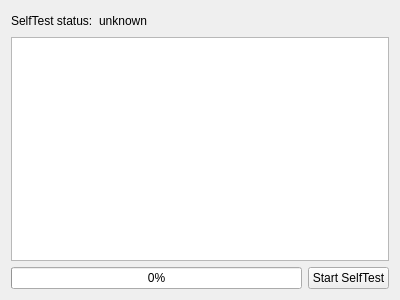
Above: app/drivepanel.ui from papylhomme/diskmonitor before the change. Below: the same form after it.
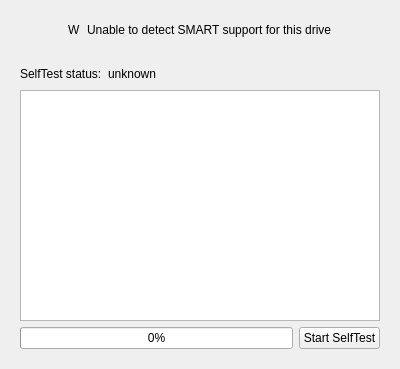
That is the form after the change.

Commit message: UI polishing, some work on #6, but still missing app icon

```diff
--- a/app/drivepanel.ui
+++ b/app/drivepanel.ui
@@ -7,12 +7,61 @@
     <x>0</x>
     <y>0</y>
     <width>400</width>
-    <height>300</height>
+    <height>369</height>
    </rect>
   </property>
   <property name="windowTitle">
    <string>Form</string>
   </property>
+  <layout class="QVBoxLayout" name="verticalLayout_2">
+   <item>
+    <widget class="QWidget" name="panelSmartNotEnabled" native="true">
+     <layout class="QHBoxLayout" name="horizontalLayout_3">
+      <item>
+       <spacer name="horizontalSpacer_3">
+        <property name="orientation">
+         <enum>Qt::Horizontal</enum>
+        </property>
+        <property name="sizeHint" stdset="0">
+         <size>
+          <width>38</width>
+          <height>20</height>
+         </size>
+        </property>
+       </spacer>
+      </item>
+      <item>
+       <widget class="QLabel" name="warningLabel">
+        <property name="text">
+         <string>W</string>
+        </property>
+       </widget>
+      </item>
+      <item>
+       <widget class="QLabel" name="label_3">
+        <property name="text">
+         <string>Unable to detect SMART support for this drive</string>
+        </property>
+       </widget>
+      </item>
+      <item>
+       <spacer name="horizontalSpacer_2">
+        <property name="orientation">
+         <enum>Qt::Horizontal</enum>
+        </property>
+        <property name="sizeHint" stdset="0">
+         <size>
+          <width>38</width>
+          <height>20</height>
+         </size>
+        </property>
+       </spacer>
+      </item>
+     </layout>
+    </widget>
+   </item>
+   <item>
+    <widget class="QWidget" name="panelSmartWidgets" native="true">
   <layout class="QVBoxLayout" name="verticalLayout">
    <item>
     <layout class="QHBoxLayout" name="horizontalLayout_2">
@@ -81,6 +130,9 @@
       </widget>
      </item>
     </layout>
+      </item>
+     </layout>
+    </widget>
    </item>
   </layout>
  </widget>
```
Lines whose indentation alone changed are shown as unchanged. The commit also changes 6 other files.
